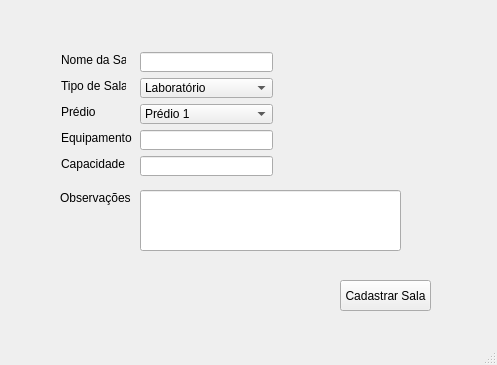
Qt form view/ui/cadastroSalas.ui (Senac-SOR-ADS/Mapa-de-Sala) before a commit.
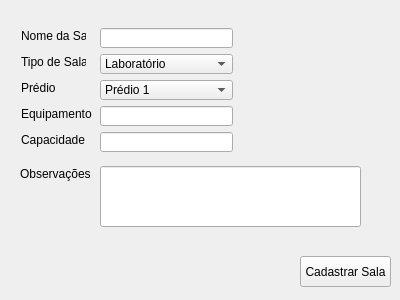
The same form after that commit.

Commit message: Alteração para QWidget

Patch:
```diff
--- a/view/ui/cadastroSalas.ui
+++ b/view/ui/cadastroSalas.ui
@@ -1,47 +1,88 @@
 <?xml version="1.0" encoding="UTF-8"?>
 <ui version="4.0">
- <class>MainWindow</class>
- <widget class="QMainWindow" name="MainWindow">
+ <class>Form</class>
+ <widget class="QWidget" name="Form">
   <property name="geometry">
    <rect>
     <x>0</x>
     <y>0</y>
-    <width>497</width>
-    <height>365</height>
+    <width>400</width>
+    <height>300</height>
    </rect>
   </property>
   <property name="windowTitle">
    <string>Cadastro de Salas</string>
   </property>
-  <widget class="QWidget" name="centralwidget">
-   <widget class="QLabel" name="label">
-    <property name="geometry">
-     <rect>
-      <x>61</x>
-      <y>52</y>
-      <width>65</width>
-      <height>16</height>
-     </rect>
-    </property>
-    <property name="text">
-     <string>Nome da Sala</string>
-    </property>
-   </widget>
    <widget class="QLineEdit" name="nomeSala">
     <property name="geometry">
      <rect>
-      <x>140</x>
-      <y>52</y>
+     <x>100</x>
+     <y>28</y>
       <width>133</width>
       <height>20</height>
      </rect>
     </property>
    </widget>
+  <widget class="QLineEdit" name="lineEdit_2">
+   <property name="geometry">
+    <rect>
+     <x>100</x>
+     <y>166</y>
+     <width>261</width>
+     <height>61</height>
+    </rect>
+   </property>
+  </widget>
+  <widget class="QPushButton" name="cadastrarSala">
+   <property name="geometry">
+    <rect>
+     <x>300</x>
+     <y>256</y>
+     <width>91</width>
+     <height>31</height>
+    </rect>
+   </property>
+   <property name="text">
+    <string>Cadastrar Sala</string>
+   </property>
+  </widget>
+  <widget class="QComboBox" name="tipoSala">
+   <property name="geometry">
+    <rect>
+     <x>100</x>
+     <y>54</y>
+     <width>133</width>
+     <height>20</height>
+    </rect>
+   </property>
+   <property name="editable">
+    <bool>false</bool>
+   </property>
+   <property name="currentText">
+    <string>Laboratório</string>
+   </property>
+   <property name="insertPolicy">
+    <enum>QComboBox::InsertAlphabetically</enum>
+   </property>
+   <property name="sizeAdjustPolicy">
+    <enum>QComboBox::AdjustToMinimumContentsLength</enum>
+   </property>
+   <item>
+    <property name="text">
+     <string>Laboratório</string>
+    </property>
+   </item>
+   <item>
+    <property name="text">
+     <string>Jardinagem</string>
+    </property>
+   </item>
+  </widget>
    <widget class="QLabel" name="label_2">
     <property name="geometry">
      <rect>
-      <x>61</x>
-      <y>78</y>
+     <x>21</x>
+     <y>54</y>
       <width>65</width>
       <height>16</height>
      </rect>
@@ -50,24 +91,11 @@
      <string>Tipo de Sala</string>
     </property>
    </widget>
-   <widget class="QLabel" name="label_3">
-    <property name="geometry">
-     <rect>
-      <x>61</x>
-      <y>104</y>
-      <width>65</width>
-      <height>16</height>
-     </rect>
-    </property>
-    <property name="text">
-     <string>Prédio</string>
-    </property>
-   </widget>
    <widget class="QLabel" name="label_4">
     <property name="geometry">
      <rect>
-      <x>61</x>
-      <y>130</y>
+     <x>21</x>
+     <y>106</y>
       <width>71</width>
       <height>16</height>
      </rect>
@@ -76,11 +104,11 @@
      <string>Equipamentos</string>
     </property>
    </widget>
-   <widget class="QLineEdit" name="tipoEquipamento">
+  <widget class="QLineEdit" name="mediaCapacidade">
     <property name="geometry">
      <rect>
-      <x>140</x>
-      <y>130</y>
+     <x>100</x>
+     <y>132</y>
       <width>133</width>
       <height>20</height>
      </rect>
@@ -89,8 +117,8 @@
    <widget class="QLabel" name="label_5">
     <property name="geometry">
      <rect>
-      <x>61</x>
-      <y>156</y>
+     <x>21</x>
+     <y>132</y>
       <width>65</width>
       <height>16</height>
      </rect>
@@ -99,53 +127,60 @@
      <string>Capacidade</string>
     </property>
    </widget>
-   <widget class="QLineEdit" name="mediaCapacidade">
+  <widget class="QLabel" name="label_6">
     <property name="geometry">
      <rect>
-      <x>140</x>
-      <y>156</y>
-      <width>133</width>
-      <height>20</height>
-     </rect>
-    </property>
-   </widget>
-   <widget class="QComboBox" name="tipoSala">
+     <x>20</x>
+     <y>166</y>
+     <width>71</width>
+     <height>16</height>
+    </rect>
+   </property>
+   <property name="text">
+    <string>Observações</string>
+   </property>
+  </widget>
+  <widget class="QLabel" name="label">
     <property name="geometry">
      <rect>
-      <x>140</x>
-      <y>78</y>
+     <x>21</x>
+     <y>28</y>
+     <width>65</width>
+     <height>16</height>
+    </rect>
+   </property>
+   <property name="text">
+    <string>Nome da Sala</string>
+   </property>
+  </widget>
+  <widget class="QLineEdit" name="tipoEquipamento">
+   <property name="geometry">
+    <rect>
+     <x>100</x>
+     <y>106</y>
       <width>133</width>
       <height>20</height>
      </rect>
     </property>
-    <property name="editable">
-     <bool>false</bool>
-    </property>
-    <property name="currentText">
-     <string>Laboratório</string>
-    </property>
-    <property name="insertPolicy">
-     <enum>QComboBox::InsertAlphabetically</enum>
-    </property>
-    <property name="sizeAdjustPolicy">
-     <enum>QComboBox::AdjustToMinimumContentsLength</enum>
-    </property>
-    <item>
+  </widget>
+  <widget class="QLabel" name="label_3">
+   <property name="geometry">
+    <rect>
+     <x>21</x>
+     <y>80</y>
+     <width>65</width>
+     <height>16</height>
+    </rect>
+   </property>
      <property name="text">
-      <string>Laboratório</string>
-     </property>
-    </item>
-    <item>
-     <property name="text">
-      <string>Jardinagem</string>
-     </property>
-    </item>
+    <string>Prédio</string>
+   </property>
    </widget>
    <widget class="QComboBox" name="nomePredio">
     <property name="geometry">
      <rect>
-      <x>140</x>
-      <y>104</y>
+     <x>100</x>
+     <y>80</y>
       <width>133</width>
       <height>20</height>
      </rect>
@@ -170,52 +205,6 @@
      </property>
     </item>
    </widget>
-   <widget class="QLineEdit" name="lineEdit_2">
-    <property name="geometry">
-     <rect>
-      <x>140</x>
-      <y>190</y>
-      <width>261</width>
-      <height>61</height>
-     </rect>
-    </property>
-   </widget>
-   <widget class="QLabel" name="label_6">
-    <property name="geometry">
-     <rect>
-      <x>60</x>
-      <y>190</y>
-      <width>71</width>
-      <height>16</height>
-     </rect>
-    </property>
-    <property name="text">
-     <string>Observações</string>
-    </property>
-   </widget>
-   <widget class="QPushButton" name="cadastrarSala">
-    <property name="geometry">
-     <rect>
-      <x>340</x>
-      <y>280</y>
-      <width>91</width>
-      <height>31</height>
-     </rect>
-    </property>
-    <property name="text">
-     <string>Cadastrar Sala</string>
-    </property>
-   </widget>
-  </widget>
-  <widget class="QStatusBar" name="statusbar"/>
-  <action name="actionSalas">
-   <property name="checkable">
-    <bool>false</bool>
-   </property>
-   <property name="text">
-    <string>Salas</string>
-   </property>
-  </action>
  </widget>
  <resources/>
  <connections/>
```
Left out of the diff: 2 changed lines with no effect on the pictures. Lines whose indentation alone changed are shown as unchanged.
